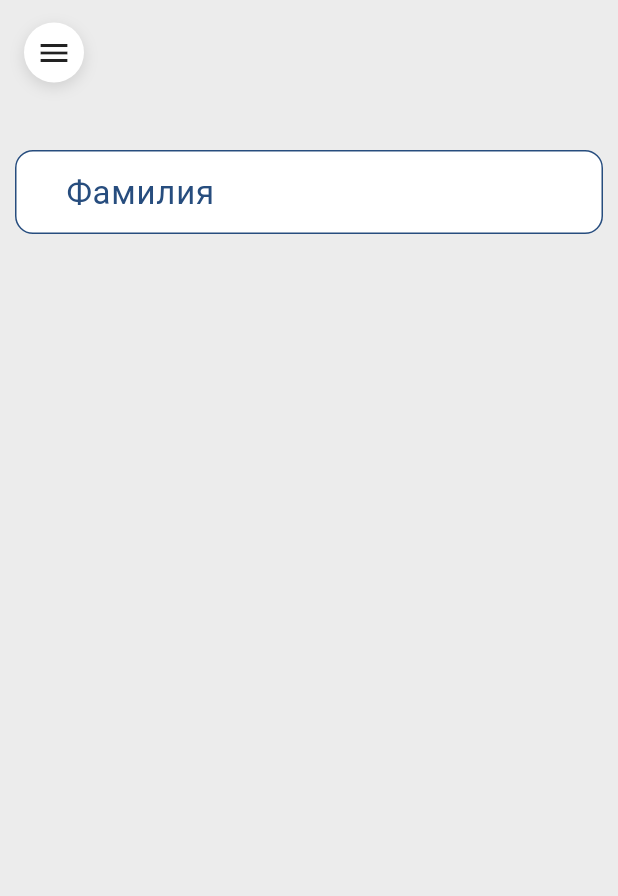
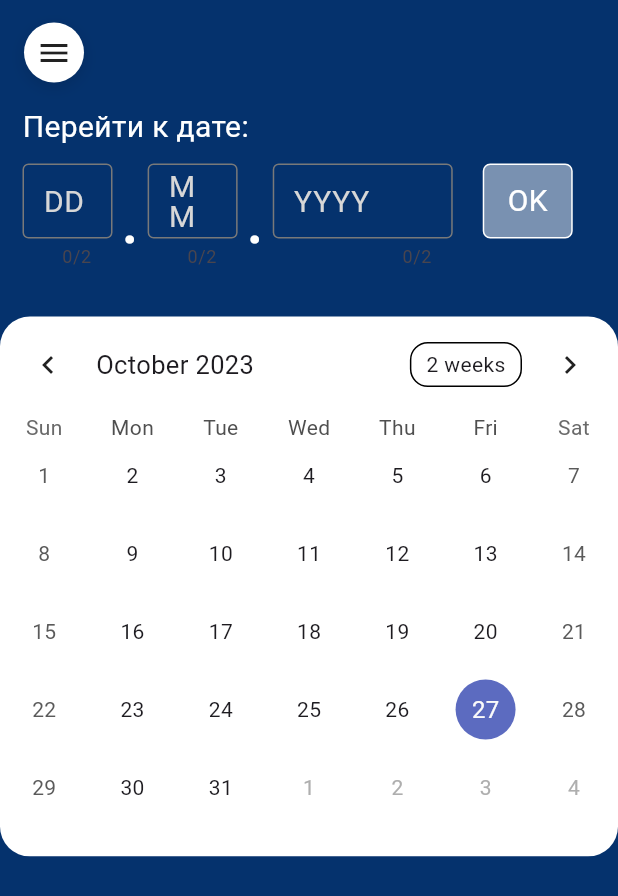
Before and after one commit to eskov-ea/passenger_counter, a Flutter app: the EntryPoint screen opened by its route, on a phone screen of 412 x 824 dp. Shown: the top 896 px of the screen. Run offline on Flutter 3.47's test engine with Material 2 defaults, Android fonts, the phone set to English and light mode, and no system bars; drawn by our look-alikes of table_calendar; our stand-ins replace equatable, flutter_bloc, flutter_secure_storage; missing offline and left inert: dart:ffi; accounts and stored records are empty.

Commit message:
office workflow

```diff
--- /dev/null
+++ b/lib/ui/screens/calendar_screen.dart
@@ -0,0 +1,68 @@
+import 'dart:ui';
+
+import 'package:flutter/cupertino.dart';
+import 'package:flutter/material.dart';
+import 'package:pleyona_app/theme.dart';
+import 'package:pleyona_app/ui/widgets/search_date_widget.dart';
+import 'package:table_calendar/table_calendar.dart';
+
+
+class CalendarScreen extends StatefulWidget {
+  const CalendarScreen({super.key});
+
+  @override
+  State<CalendarScreen> createState() => _CalendarScreenState();
+}
+
+class _CalendarScreenState extends State<CalendarScreen> {
+
+
+  DateTime _focusedDay = DateTime.now();
+  DateTime _selectedDay = DateTime.now();
+
+  @override
+  Widget build(BuildContext context) {
+    return SingleChildScrollView(
+      child: Column(
+        children: [
+          Container(
+            width: MediaQuery.of(context).size.width,
+            margin: EdgeInsets.only(top: 70),
+            padding: EdgeInsets.symmetric(horizontal: 15),
+            child: Text("Перейти к дате:",
+              style: TextStyle(fontSize: 20, color: AppColors.textMain),
+            ),
+          ),
+          Container(
+            width: MediaQuery.of(context).size.width,
+            margin: EdgeInsets.only(top: 10),
+            padding: EdgeInsets.symmetric(horizontal: 15),
+            child: InputDateToSearchWidget(),
+          ),
+          Container(
+            margin: EdgeInsets.only(top: 20),
+            height: 360,
+            decoration: BoxDecoration(
+                borderRadius: BorderRadius.all(Radius.circular(20)),
+                color: AppColors.textMain
+            ),
+            child: TableCalendar(
+              firstDay: DateTime.utc(2023, 01, 01),
+              lastDay: DateTime.utc(2035, 12, 31),
+              focusedDay: _focusedDay,
+              selectedDayPredicate: (day) {
+                return isSameDay(_selectedDay, day);
+              },
+              onDaySelected: (selectedDay, focusedDay) {
+                setState(() {
+                  _selectedDay = selectedDay;
+                  _focusedDay = focusedDay;
+                });
+              },
+            ),
+          )
+        ],
+      ),
+    );
+  }
+}
--- a/lib/ui/screens/entry_point.dart
+++ b/lib/ui/screens/entry_point.dart
@@ -3,6 +3,7 @@ import 'dart:ffi';
 import 'package:flutter/cupertino.dart';
 import 'package:flutter/material.dart';
 import 'package:pleyona_app/theme.dart';
+import 'package:pleyona_app/ui/screens/calendar_screen.dart';
 import 'package:pleyona_app/ui/screens/homescreen.dart';
 import 'package:pleyona_app/ui/screens/passenger_details_screen.dart';
 import 'package:pleyona_app/ui/widgets/side_menu_widget.dart';
@@ -85,7 +86,7 @@ class _EntryPointState extends State<EntryPoint> with SingleTickerProviderStateM
                   scale: scaleAnimation.value,
                   child: ClipRRect(
                     borderRadius: BorderRadius.all(Radius.circular(isMenuOpen ? 20 : 0)),
-                    child: PassengerDetailsScreen()
+                    child: CalendarScreen()
                   )
                 )
               ),
--- /dev/null
+++ b/lib/ui/widgets/search_date_widget.dart
@@ -0,0 +1,129 @@
+import 'package:flutter/cupertino.dart';
+import 'package:flutter/material.dart';
+import 'package:pleyona_app/theme.dart';
+
+class InputDateToSearchWidget extends StatefulWidget {
+  const InputDateToSearchWidget({super.key});
+
+  @override
+  State<InputDateToSearchWidget> createState() => _InputDateToSearchWidgetState();
+}
+
+class _InputDateToSearchWidgetState extends State<InputDateToSearchWidget> {
+  @override
+  Widget build(BuildContext context) {
+    return  Container(
+      child: Row(
+        crossAxisAlignment: CrossAxisAlignment.start,
+        mainAxisSize: MainAxisSize.max,
+        children: [
+          SizedBox(
+            width: 60,
+            child: TextFormField(
+              keyboardType: TextInputType.number,
+              maxLength: 2,
+              style: TextStyle(fontSize: 20, color: AppColors.textMain),
+              decoration: InputDecoration(
+                enabledBorder: OutlineInputBorder(
+                  borderSide: BorderSide(
+                    color: AppColors.textFaded,
+                  ),
+                ),
+                focusedBorder: OutlineInputBorder(
+                  borderSide: BorderSide(
+                    color: AppColors.textMain,
+                  ),
+                ),
+                contentPadding: EdgeInsets.symmetric(horizontal: 10, vertical: 10),
+                label: Text("DD", style: TextStyle(fontSize: 20, color: AppColors.textSecondary),),
+
+              ),
+              cursorColor: AppColors.textMain,
+            ),
+          ),
+          Container(
+            padding: EdgeInsets.only(left: 5, right: 5, bottom: 10),
+            child: Text(".",
+              style: TextStyle(fontSize: 50, color: AppColors.textMain)
+            ),
+          ),
+          SizedBox(
+            width: 60,
+            child: TextFormField(
+              keyboardType: TextInputType.number,
+              maxLength: 2,
+              style: TextStyle(fontSize: 20, color: AppColors.textMain),
+              decoration: InputDecoration(
+                enabledBorder: OutlineInputBorder(
+                  borderSide: BorderSide(
+                    color: AppColors.textFaded,
+                  ),
+                ),
+                focusedBorder: OutlineInputBorder(
+                  borderSide: BorderSide(
+                    color: AppColors.textMain,
+                  ),
+                ),
+                contentPadding: EdgeInsets.symmetric(horizontal: 10, vertical: 10),
+                label: Text("MM", style: TextStyle(fontSize: 20, color: AppColors.textSecondary),),
+
+              ),
+              cursorColor: AppColors.textMain,
+            ),
+          ),
+          Container(
+            padding: EdgeInsets.only(left: 5, right: 5, bottom: 10),
+            child: Text(".",
+                style: TextStyle(fontSize: 50, color: AppColors.textMain)
+            ),
+          ),
+          SizedBox(
+            width: 120,
+            child: TextFormField(
+              keyboardType: TextInputType.number,
+              maxLength: 2,
+              style: TextStyle(fontSize: 20, color: AppColors.textMain),
+              decoration: InputDecoration(
+                enabledBorder: OutlineInputBorder(
+                  borderSide: BorderSide(
+                    color: AppColors.textFaded,
+                  ),
+                ),
+                focusedBorder: OutlineInputBorder(
+                  borderSide: BorderSide(
+                    color: AppColors.textMain,
+                  ),
+                ),
+                contentPadding: EdgeInsets.symmetric(horizontal: 10, vertical: 10),
+                label: Text("YYYY", style: TextStyle(fontSize: 20, color: AppColors.textSecondary),),
+
+              ),
+              cursorColor: AppColors.textMain,
+            ),
+          ),
+          SizedBox(width: 20,),
+          Ink(
+            width: 60,
+            height: 50,
+            decoration: BoxDecoration(
+              border: Border.all(
+                color: AppColors.textMain,
+                width: 1
+              ),
+              borderRadius: BorderRadius.all(Radius.circular(5)),
+              color: Color(0x76FFFFFF)
+            ),
+            child: InkWell(
+              highlightColor: AppColors.accent1,
+              child: Center(
+                child: Text("OK",
+                  style: TextStyle(fontSize: 20, color: AppColors.textMain),
+                ),
+              ),
+            ),
+          )
+        ],
+      ),
+    );
+  }
+}
--- a/pubspec.yaml
+++ b/pubspec.yaml
@@ -13,7 +13,7 @@ dependencies:
   path_provider: 2.0.13
   http: 0.13.5
   flutter_secure_storage: 5.0.2
-  intl: 0.17.0
+  intl: ^0.18.1
   provider: 6.0.2
   image_picker: 0.8.5+3
   gallery_saver: 2.3.2
@@ -24,6 +24,7 @@ dependencies:
   flutter:
     sdk: flutter
   cupertino_icons: ^1.0.2
+  table_calendar: ^3.0.8
 
 dev_dependencies:
   flutter_test:
```
Also changed, not shown: lib/ui/screens/homescreen.dart (+16 -1 lines), lib/ui/widgets/current_route_status_widget.dart (added, +122 -0 lines), pubspec.lock.
